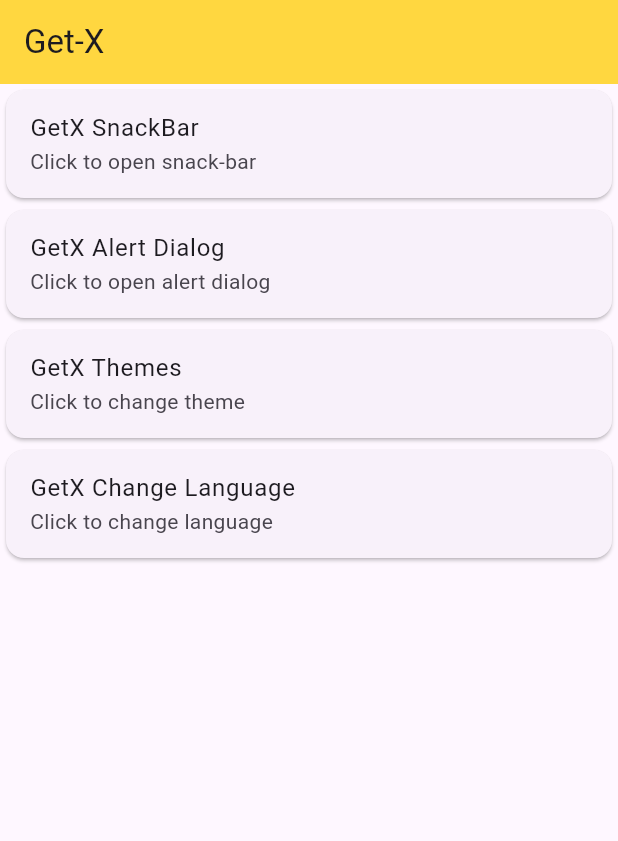
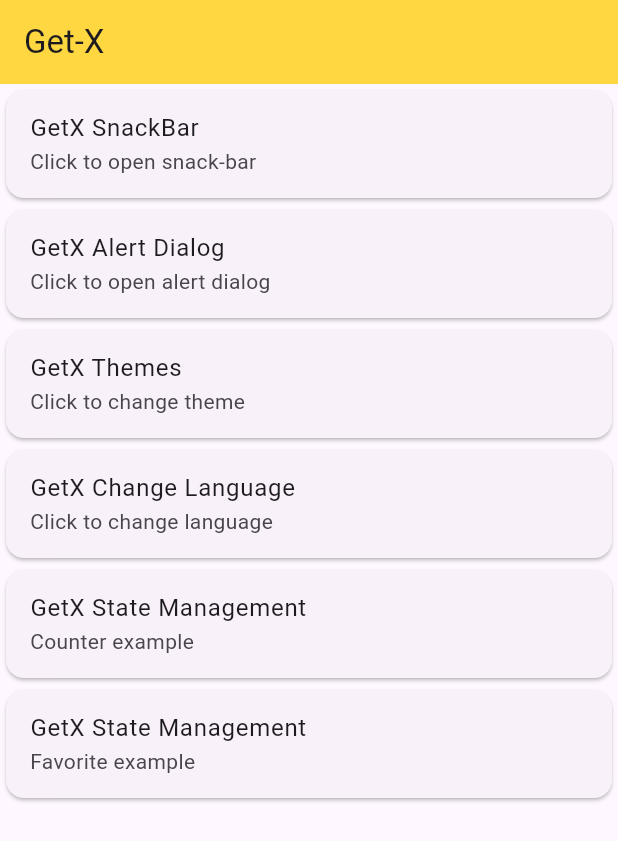
Before and after one commit to Nomankhan65/GetX, a Flutter app: the screen it shows after launch, on a phone screen of 412 x 824 dp. Shown: the top 841 px of the screen. Run offline on Flutter 3.47's test engine with Material 3 defaults, Android fonts, the phone set to English and light mode, and no system bars; our stand-ins replace get.

Commit message:
adding fav items

```diff
--- /dev/null
+++ b/lib/CounterExample.dart
@@ -0,0 +1,62 @@
+import 'package:flutter/cupertino.dart';
+import 'package:flutter/material.dart';
+import 'package:get/get.dart';
+
+class CounterExample extends StatelessWidget {
+  const CounterExample({super.key});
+
+  @override
+  Widget build(BuildContext context) {
+    print('rebuild');
+   final Counter counter=Get.put(Counter());
+   List<String> cars=['BMW','Toyota','Honda'];
+   return  Scaffold(
+      floatingActionButton:FloatingActionButton(onPressed:(){
+        counter.increment();
+      },
+      child:const Icon(Icons.add),
+      ),
+      appBar:AppBar(
+        title:const Text('GetX state management'),
+      ),
+      body:Column(
+        mainAxisAlignment:MainAxisAlignment.center,
+        children:
+            [
+              //GetX Example One container color opacity-------------------
+          Obx(() => Container(
+            height:100,
+            width:100,
+            color:Colors.amber.withOpacity(counter.opacity.value.toDouble()),
+          ),),
+          Obx(() => Slider(value:counter.opacity.value.toDouble(), onChanged:(val){
+            counter.setOpacity(val);
+          }), ),
+
+
+          const Divider(),
+              //GetX Example Two counter----------------------------------
+          Obx(() =>Text(counter.counter.toString())),
+
+        ],
+      )
+    );
+  }
+}
+class Counter extends GetxController{
+
+  //Text counter
+  RxInt counter=0.obs;
+     increment(){
+       counter.value++;
+       print(counter.value);
+  }
+
+
+  //Container color opacity change
+  RxDouble opacity=1.0.obs;
+  setOpacity(value){
+       opacity.value=value;
+       print(opacity.value);
+  }
+}
--- /dev/null
+++ b/lib/FavoriteExample.dart
@@ -0,0 +1,44 @@
+import 'package:flutter/cupertino.dart';
+import 'package:flutter/material.dart';
+import 'package:get/get.dart';
+
+class FavoriteItems extends StatelessWidget {
+  const FavoriteItems({super.key});
+
+  @override
+  Widget build(BuildContext context) {
+    final Favorite favorite=Get.put(Favorite());
+    return ListView.builder(
+        itemCount:favorite.cars.length,
+        itemBuilder: (context,index){
+      return Obx(() => Card(
+        child: ListTile(
+          onTap:(){
+            if(favorite.tempList.contains(index)){
+              favorite.removeFromFav(index);
+            }
+            else
+              {
+                favorite.addToFav(index);
+              }
+          },
+          title:Text(favorite.cars[index]),
+          trailing:  Icon(Icons.favorite,color:favorite.tempList.contains(index)?Colors.red:Colors.black26,),
+        ),
+      ));
+    });
+  }
+}
+class Favorite extends GetxController{
+
+  RxList<String> cars=['BMW','Toyota','Honda','Mercy dies'].obs;
+  RxList tempList=[].obs;
+
+  addToFav(index){
+    tempList.add(index);
+  }
+  removeFromFav(index){
+    tempList.remove(index);
+  }
+
+}
--- a/lib/HomeScreen.dart
+++ b/lib/HomeScreen.dart
@@ -1,6 +1,8 @@
 import 'package:flutter/material.dart';
 import 'package:get/get.dart';
 import 'package:getx/ChangeLanguage.dart';
+import 'package:getx/CounterExample.dart';
+import 'package:getx/FavoriteExample.dart';
 class HomeScreen extends StatelessWidget {
   const HomeScreen({super.key});
 
@@ -72,6 +74,24 @@ class HomeScreen extends StatelessWidget {
               },
             ),
           ),
+          Card(
+            child: ListTile(
+              title:const Text('GetX State Management'),
+              subtitle:const Text('Counter example'),
+              onTap:(){
+                Get.to(CounterExample());
+              },
+            ),
+          ),
+          Card(
+            child: ListTile(
+              title:const Text('GetX State Management'),
+              subtitle:const Text('Favorite example'),
+              onTap:(){
+                Get.to(const FavoriteItems());
+              },
+            ),
+          ),
         ],
       ),
     );
```
